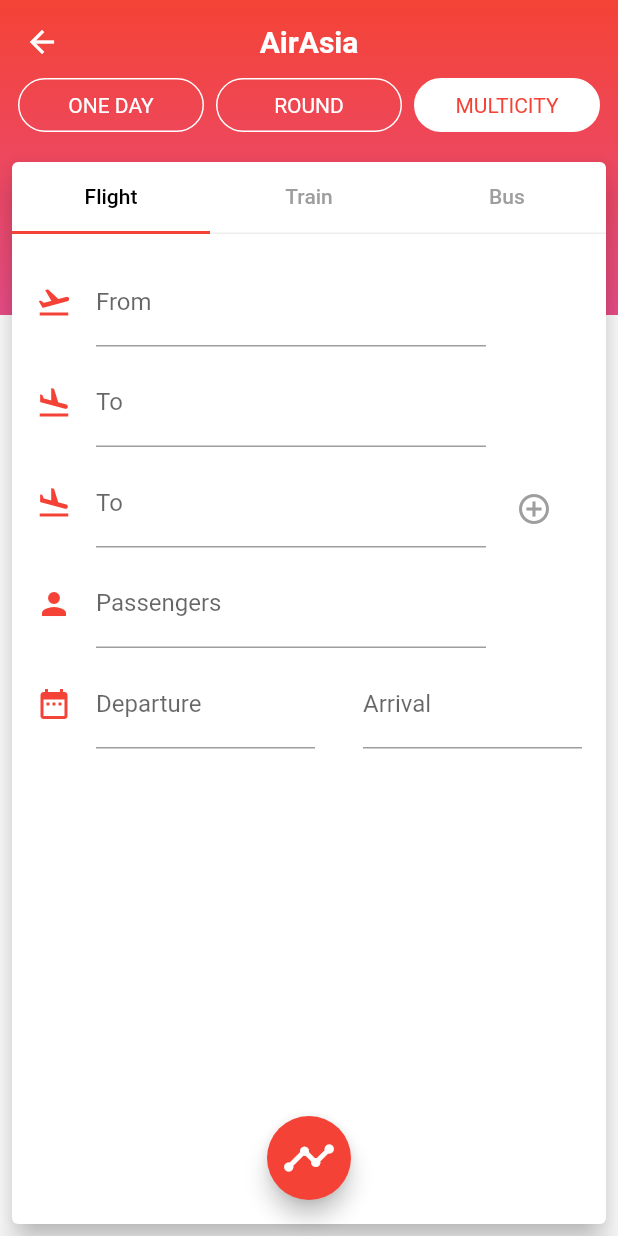
After one commit to HeathWang/flutterStudy, a Flutter app: the FlightMainPage screen opened by its route, on a phone screen of 412 x 824 dp. The commit adds this screen. Run offline on Flutter 3.47's test engine with Material 2 defaults, Android fonts, the phone set to English and light mode, and no system bars; our stand-ins replace cached_network_image, shared_preferences, transparent_image; accounts and stored records are empty.

Commit message:
flight UI add

```diff
--- /dev/null
+++ b/project/advance_demo/lib/flight/air_asia_bar.dart
@@ -0,0 +1,69 @@
+import 'package:flutter/material.dart';
+
+class AirAsiaBar extends StatelessWidget {
+
+  final double height;
+
+  AirAsiaBar({Key key, this.height}) : super(key: key);
+
+  @override
+  Widget build(BuildContext context) {
+    return Stack(
+      children: <Widget>[
+        Container(
+          decoration: BoxDecoration(
+            gradient: LinearGradient(
+                colors: [Colors.red, Color(0xFFE64C85)],
+              begin: Alignment.topCenter,
+              end: Alignment.bottomCenter
+            ),
+          ),
+          height: height,
+        ),
+        AppBar(
+          backgroundColor: Colors.transparent,
+          elevation: 0.0,
+          centerTitle: true,
+          title: Text('AirAsia', style: TextStyle(fontWeight: FontWeight.bold)),
+        ),
+      ],
+    );
+  }
+
+}
+
+class RoundedButton extends StatelessWidget {
+
+  final String title;
+  final bool selected;
+  final GestureTapCallback onTap;
+
+  RoundedButton({Key key, this.title, this.selected=false, this.onTap}) : super(key: key);
+
+  @override
+  Widget build(BuildContext context) {
+    Color backgroundColor = selected ? Colors.white : Colors.transparent;
+    Color textColor = selected ? Colors.red : Colors.white;
+
+    return Expanded(
+      child: Padding(
+        padding: EdgeInsets.all(4.0),
+        child: InkWell(
+          onTap: onTap,
+          child: Container(
+            height: 36.0,
+            decoration: BoxDecoration(
+              color: backgroundColor,
+              border: Border.all(color: Colors.white, width: 1.0),
+              borderRadius: BorderRadius.all(Radius.circular(18.0)),
+            ),
+            child: Center(
+              child: Text(title, style: TextStyle(color: textColor),),
+            ),
+          ),
+        ),
+      ),
+    );
+  }
+
+}
--- /dev/null
+++ b/project/advance_demo/lib/flight/content_card.dart
@@ -0,0 +1,95 @@
+import 'package:flutter/material.dart';
+import 'package:advance_demo/flight/multicity_input.dart';
+import 'package:advance_demo/flight/price_tab.dart';
+
+class ContentCard extends StatefulWidget {
+  @override
+  State<StatefulWidget> createState() {
+    return _ContentCardState();
+  }
+
+}
+
+class _ContentCardState extends State<ContentCard> {
+
+  bool showInput = true;
+
+  @override
+  Widget build(BuildContext context) {
+    return Card(
+      elevation: 8.0,
+      margin: EdgeInsets.all(8.0),
+      child: DefaultTabController(
+          length: 3,
+          child: LayoutBuilder(builder: (BuildContext context, BoxConstraints viewportConstraints) {
+            return Column(
+              children: <Widget>[
+                _buildTabBar(),
+                _buildContentContainer(viewportConstraints),
+              ],
+            );
+          }),
+      ),
+    );
+  }
+
+  Widget _buildTabBar({bool showFirstOption}) {
+    return Stack(
+      children: <Widget>[
+        Positioned.fill(
+          top: null,
+          child: Container(
+            height: 1.0,
+            color: Color(0xFFEEEEEE),
+          ),
+        ),
+        TabBar(
+          tabs: <Widget>[
+            Tab(text: "Flight"),
+            Tab(text: "Train"),
+            Tab(text: "Bus"),
+          ],
+          labelColor: Colors.black,
+          unselectedLabelColor: Colors.grey,
+        ),
+      ],
+    );
+  }
+
+  Widget _buildContentContainer(BoxConstraints viewportConstraints) {
+    return Expanded(
+      child: SingleChildScrollView(
+        child: ConstrainedBox(
+          constraints: BoxConstraints(
+            minHeight: viewportConstraints.maxHeight - 48.0
+          ),
+          child: IntrinsicHeight(
+            child: showInput ? _buildMulticityTab() : PriceTab(height: viewportConstraints.maxHeight - 48.0,),
+          ),
+        ),
+      ),
+    );
+  }
+
+
+  Widget _buildMulticityTab() {
+    return Column(
+      children: <Widget>[
+        MulticityInput(),
+        Expanded(child: Container()),
+        Padding(
+          padding: EdgeInsets.only(top: 8.0, bottom: 16.0),
+          child: FloatingActionButton(onPressed: (){
+            setState(() {
+              showInput = !showInput;
+              print('$showInput');
+            });
+          },
+            child: Icon(Icons.timeline,size: 36.0,),
+          ),
+        ),
+      ],
+    );
+  }
+
+}
--- /dev/null
+++ b/project/advance_demo/lib/flight/flight_main.dart
@@ -0,0 +1,43 @@
+import 'package:flutter/material.dart';
+import 'package:advance_demo/flight/air_asia_bar.dart';
+import 'package:advance_demo/flight/content_card.dart';
+
+class FlightMainPage extends StatelessWidget {
+  @override
+  Widget build(BuildContext context) {
+    return Scaffold(
+      body: Stack(
+        children: <Widget>[
+          AirAsiaBar(height: 210.0,),
+          Positioned.fill(
+              child: Padding(
+                padding: EdgeInsets.only(top: MediaQuery.of(context).padding.top + 40.0),
+                child: Column(
+                  children: <Widget>[
+                    _buildButtonRows(),
+                    Expanded(
+                      child: ContentCard(),
+                    ),
+                  ],
+                ),
+              ),
+          ),
+        ],
+      ),
+    );
+  }
+
+  Widget _buildButtonRows() {
+    return Padding(
+      padding: EdgeInsets.all(8.0),
+      child: Row(
+        children: <Widget>[
+          RoundedButton(title: 'ONE DAY',),
+          RoundedButton(title: 'ROUND',),
+          RoundedButton(title: 'MULTICITY', selected: true,)
+        ],
+      ),
+    );
+  }
+
+}
--- /dev/null
+++ b/project/advance_demo/lib/flight/multicity_input.dart
@@ -0,0 +1,75 @@
+import 'package:flutter/material.dart';
+
+class MulticityInput extends StatelessWidget {
+  @override
+  Widget build(BuildContext context) {
+    return Form(
+      child: Padding(
+          padding: EdgeInsets.all(16.0),
+        child: Column(
+          children: <Widget>[
+            Padding(
+              padding: EdgeInsets.fromLTRB(0.0, 0.0, 64.0, 8.0),
+              child: TextFormField(
+                decoration: InputDecoration(icon: Icon(Icons.flight_takeoff, color: Colors.red), labelText: 'From'),
+              ),
+            ),
+            Padding(
+              padding: EdgeInsets.fromLTRB(0.0, 0.0, 64.0, 8.0),
+              child: TextFormField(
+                decoration: InputDecoration(icon: Icon(Icons.flight_land, color: Colors.red), labelText: 'To'),
+              ),
+            ),
+            Row(
+              children: <Widget>[
+                Expanded(
+                  child: Padding(
+                      padding: EdgeInsets.only(bottom: 8.0),
+                    child: TextFormField(
+                      decoration: InputDecoration(icon: Icon(Icons.flight_land, color: Colors.red), labelText: 'To'),
+                    ),
+                  ),
+                ),
+                Container(
+                  width: 64.0,
+                  alignment: Alignment.center,
+                  child: Icon(Icons.add_circle_outline, color: Colors.grey),
+                ),
+              ],
+            ),
+            Padding(
+              padding: EdgeInsets.fromLTRB(0.0, 0.0, 64.0, 8.0),
+              child: TextFormField(
+                decoration: InputDecoration(icon: Icon(Icons.person, color: Colors.red), labelText: 'Passengers'),
+              ),
+            ),
+            Row(
+              children: <Widget>[
+                Padding(
+                  padding: EdgeInsets.only(right: 16.0),
+                  child: Icon(Icons.date_range, color: Colors.red,),
+                ),
+                Expanded(
+                  child: Padding(
+                    padding: EdgeInsets.only(right: 16.0),
+                    child: TextFormField(
+                      decoration: InputDecoration(labelText: 'Departure'),
+                    ),
+                  ),
+                ),
+                Expanded(
+                  child: Padding(padding: EdgeInsets.only(left: 16.0),
+                    child: TextFormField(
+                      decoration: InputDecoration(labelText: 'Arrival'),
+                    ),
+                  ),
+                ),
+              ],
+            ),
+          ],
+        ),
+      ),
+    );
+  }
+
+}
--- a/project/advance_demo/lib/main.dart
+++ b/project/advance_demo/lib/main.dart
@@ -1,6 +1,7 @@
 import 'package:flutter/material.dart';
 import 'sliver_page.dart';
 import 'filter_menu.dart';
+import 'package:advance_demo/flight/flight_main.dart';
 
 void main() => runApp(MyHomeList());
 
@@ -8,7 +9,8 @@ void main() => runApp(MyHomeList());
 class MyHomeList extends StatelessWidget {
 
   final demos = ['DYNAMIC SLIVER FLOATINGACTIONBUTTON',
-  'FILTER MENU – UI CHALLENGE'];
+  'FILTER MENU – UI CHALLENGE',
+  'UI CHALLENGE – FLIGHT SEARCH'];
 
   @override
   Widget build(BuildContext context) {
@@ -17,8 +19,10 @@ class MyHomeList extends StatelessWidget {
       routes: <String, WidgetBuilder> {
         '/sliver': (_) => MyHomePage(),
         '/ui_challenge': (_) => FilterMainPage(),
+        '/flight': (_) => FlightMainPage(),
 
       },
+      theme: ThemeData(primarySwatch: Colors.red),
       home: Scaffold(
         appBar: AppBar(title: Text('Home'),),
         body: ListView.builder(
@@ -50,6 +54,9 @@ class MyHomeList extends StatelessWidget {
         break;
       case 1:
         Navigator.of(context).pushNamed('/ui_challenge');
+        break;
+      case 2:
+        Navigator.of(context).pushNamed('/flight');
 
     }
   }
```
Also changed, not shown: project/advance_demo/lib/flight/flight_stop.dart (added, +22 -0 lines), project/advance_demo/lib/flight/flight_stop_card.dart (added, +167 -0 lines), project/advance_demo/lib/flight/price_tab.dart (added, +223 -0 lines).
